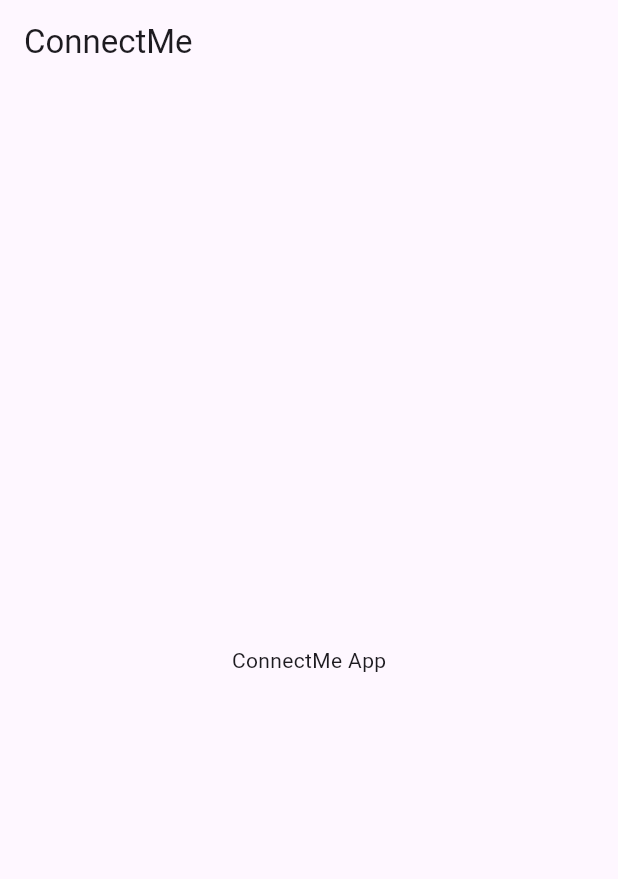
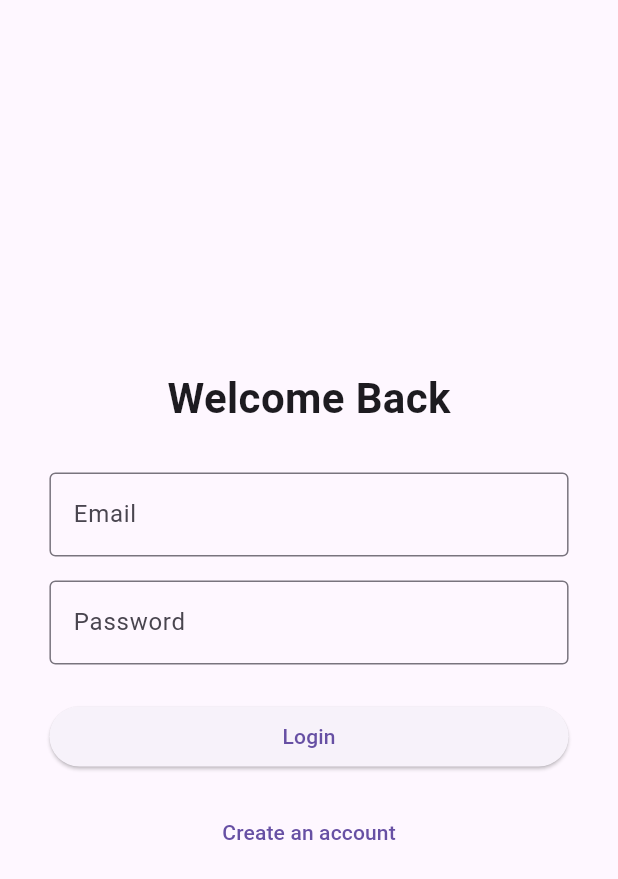
Before and after one commit to SamaAshrafAhmed/flutter-connect-me-app, a Flutter app: the screen it shows after launch, on a phone screen of 412 x 824 dp. Shown: the top 879 px of the screen. Run offline on Flutter 3.47's test engine with Material 3 defaults, Android fonts, the phone set to English and light mode, and no system bars; our stand-ins replace cloud_firestore, firebase_auth, firebase_core, flutter_bloc, get_it; accounts and stored records are empty.

Commit message:
feat: implement authentication flow with user model and repository

```diff
--- a/lib/domain/entities/user.dart
+++ b/lib/domain/entities/user.dart
@@ -0,0 +1,13 @@
+class User {
+  final String id;
+  final String fullName;
+  final String email;
+  final String? profileImageUrl;
+
+  const User({
+    required this.id,
+    required this.fullName,
+    required this.email,
+    this.profileImageUrl,
+  });
+}
--- /dev/null
+++ b/lib/domain/repositories/auth_repository.dart
@@ -0,0 +1,12 @@
+import 'package:connectme_app/domain/entities/user.dart';
+
+abstract class AuthRepository {
+  Future<User> login({required String email, required String password});
+  Future<User> signUp({
+    required String fullName,
+    required String email,
+    required String password,
+  });
+  Future<void> logout();
+  User? getCurrentUser();
+}
--- a/lib/main.dart
+++ b/lib/main.dart
@@ -1,14 +1,20 @@
+import 'package:connectme_app/presentation/blocs/states/auth_states.dart';
 import 'package:firebase_core/firebase_core.dart';
 import 'package:flutter/material.dart';
+import 'package:flutter_bloc/flutter_bloc.dart';
 
 import 'firebase_options.dart';
+import 'injection.dart';
+import 'presentation/blocs/auth_cubit.dart';
+import 'presentation/screens/home_screen.dart';
+import 'presentation/screens/login_screen.dart';
 
 Future<void> main() async {
   WidgetsFlutterBinding.ensureInitialized();
 
-  await Firebase.initializeApp(
-    options: DefaultFirebaseOptions.currentPlatform,
-  );
+  await Firebase.initializeApp(options: DefaultFirebaseOptions.currentPlatform);
+
+  setupDependencies();
 
   runApp(const ConnectMeApp());
 }
@@ -18,15 +24,25 @@ class ConnectMeApp extends StatelessWidget {
 
   @override
   Widget build(BuildContext context) {
-    return MaterialApp(
-      debugShowCheckedModeBanner: false,
-      title: 'ConnectMe',
-      home: Scaffold(
-        appBar: AppBar(
-          title: const Text('ConnectMe'),
-        ),
-        body: const Center(
-          child: Text('ConnectMe App'),
+    return BlocProvider(
+      create: (_) => getIt<AuthCubit>()..checkAuthStatus(),
+      child: MaterialApp(
+        debugShowCheckedModeBanner: false,
+        title: 'ConnectMe',
+        home: BlocBuilder<AuthCubit, AuthState>(
+          builder: (context, state) {
+            if (state is AuthLoadingState) {
+              return const Scaffold(
+                body: Center(child: CircularProgressIndicator()),
+              );
+            }
+
+            if (state is AuthAuthenticated) {
+              return const HomeScreen();
+            }
+
+            return const LoginScreen();
+          },
         ),
       ),
     );
--- a/lib/presentation/blocs/auth_cubit.dart
+++ b/lib/presentation/blocs/auth_cubit.dart
@@ -0,0 +1,58 @@
+import 'package:connectme_app/domain/entities/user.dart';
+import 'package:connectme_app/domain/repositories/auth_repository.dart';
+import 'package:connectme_app/presentation/blocs/states/auth_states.dart';
+import 'package:flutter_bloc/flutter_bloc.dart';
+
+class AuthCubit extends Cubit<AuthState> {
+  final AuthRepository _authRepository;
+  new(this._authRepository) : super(AuthInitialState());
+
+  void checkAuthStatus() {
+    final User? user = _authRepository.getCurrentUser();
+    if (user == null) {
+      emit(AuthUnAuthenticated());
+    } else {
+      emit(AuthAuthenticated(user));
+    }
+  }
+
+  Future<void> login({required String email, required String password}) async {
+    try {
+      emit(AuthLoadingState());
+      final User user = await _authRepository.login(
+        email: email,
+        password: password,
+      );
+      emit(AuthAuthenticated(user));
+    } catch (e) {
+      emit(AuthError(e.toString()));
+    }
+  }
+
+  Future<void> signUp({
+    required String fullName,
+    required String email,
+    required String password,
+  }) async {
+    try {
+      emit(AuthLoadingState());
+      final user = await _authRepository.signUp(
+        fullName: fullName,
+        email: email,
+        password: password,
+      );
+      emit(AuthAuthenticated(user));
+    } catch (e) {
+      emit(AuthError(e.toString()));
+    }
+  }
+
+  Future<void> logout() async {
+    try {
+      await _authRepository.logout();
+      emit(AuthUnAuthenticated());
+    } catch (e) {
+      emit(AuthError(e.toString()));
+    }
+  }
+}
--- /dev/null
+++ b/lib/presentation/blocs/states/auth_states.dart
@@ -0,0 +1,20 @@
+import 'package:connectme_app/domain/entities/user.dart';
+
+abstract class AuthState {}
+
+class AuthInitialState extends AuthState;
+class AuthLoadingState extends AuthState;
+
+class AuthUnAuthenticated extends AuthState;
+
+class AuthAuthenticated extends AuthState {
+  final User user;
+
+  new(this.user);
+}
+
+class AuthError extends AuthState {
+  final String message;
+
+  new(this.message);
+}
--- a/lib/presentation/screens/login_screen.dart
+++ b/lib/presentation/screens/login_screen.dart
@@ -0,0 +1,146 @@
+import 'package:connectme_app/presentation/blocs/states/auth_states.dart';
+import 'package:flutter/material.dart';
+import 'package:flutter_bloc/flutter_bloc.dart';
+
+import '../blocs/auth_cubit.dart';
+import 'sign_up_screen.dart';
+
+class LoginScreen extends StatefulWidget {
+  const LoginScreen({super.key});
+
+  @override
+  State<LoginScreen> createState() => _LoginScreenState();
+}
+
+class _LoginScreenState extends State<LoginScreen> {
+  final _formKey = GlobalKey<FormState>();
+
+  final _emailController = TextEditingController();
+  final _passwordController = TextEditingController();
+
+  @override
+  void dispose() {
+    _emailController.dispose();
+    _passwordController.dispose();
+
+    super.dispose();
+  }
+
+  void _login() {
+    if (!_formKey.currentState!.validate()) {
+      return;
+    }
+
+    context.read<AuthCubit>().login(
+      email: _emailController.text.trim(),
+      password: _passwordController.text.trim(),
+    );
+  }
+
+  @override
+  Widget build(BuildContext context) {
+    final screenWidth = MediaQuery.sizeOf(context).width;
+
+    return Scaffold(
+      body: SafeArea(
+        child: Center(
+          child: SingleChildScrollView(
+            padding: EdgeInsets.symmetric(horizontal: screenWidth * 0.08),
+            child: Form(
+              key: _formKey,
+              child: Column(
+                children: [
+                  const Text(
+                    'Welcome Back',
+                    style: TextStyle(fontSize: 28, fontWeight: FontWeight.bold),
+                  ),
+
+                  const SizedBox(height: 30),
+
+                  TextFormField(
+                    controller: _emailController,
+                    keyboardType: TextInputType.emailAddress,
+                    decoration: const InputDecoration(
+                      labelText: 'Email',
+                      border: OutlineInputBorder(),
+                    ),
+                    validator: (value) {
+                      if (value == null || value.trim().isEmpty) {
+                        return 'Please enter your email';
+                      }
+
+                      if (!value.contains('@')) {
+                        return 'Please enter a valid email';
+                      }
+
+                      return null;
+                    },
+                  ),
+
+                  const SizedBox(height: 16),
+
+                  TextFormField(
+                    controller: _passwordController,
+                    obscureText: true,
+                    decoration: const InputDecoration(
+                      labelText: 'Password',
+                      border: OutlineInputBorder(),
+                    ),
+                    validator: (value) {
+                      if (value == null || value.isEmpty) {
+                        return 'Please enter your password';
+                      }
+
+                      if (value.length < 6) {
+                        return 'Password must be at least 6 characters';
+                      }
+
+                      return null;
+                    },
+                  ),
+
+                  const SizedBox(height: 24),
+
+                  BlocConsumer<AuthCubit, AuthState>(
+                    listener: (context, state) {
+                      if (state is AuthError) {
+                        ScaffoldMessenger.of(
+                          context,
+                        ).showSnackBar(SnackBar(content: Text(state.message)));
+                      }
+                    },
+                    builder: (context, state) {
+                      if (state is AuthLoadingState) {
+                        return const CircularProgressIndicator();
+                      }
+
+                      return SizedBox(
+                        width: double.infinity,
+                        child: ElevatedButton(
+                          onPressed: _login,
+                          child: const Text('Login'),
+                        ),
+                      );
+                    },
+                  ),
+
+                  const SizedBox(height: 16),
+
+                  TextButton(
+                    onPressed: () {
+                      Navigator.push(
+                        context,
+                        MaterialPageRoute(builder: (_) => const SignUpScreen()),
+                      );
+                    },
+                    child: const Text('Create an account'),
+                  ),
+                ],
+              ),
+            ),
+          ),
+        ),
+      ),
+    );
+  }
+}
--- a/lib/services/auth_service.dart
+++ b/lib/services/auth_service.dart
@@ -0,0 +1,33 @@
+import 'package:firebase_auth/firebase_auth.dart';
+
+class AuthService {
+  final FirebaseAuth _firebaseAuth = FirebaseAuth.instance;
+
+  User? get currentUser {
+    return _firebaseAuth.currentUser;
+  }
+
+  Future<UserCredential> signUp({
+    required String email,
+    required String password,
+  }) async {
+    return await _firebaseAuth.createUserWithEmailAndPassword(
+      email: email,
+      password: password,
+    );
+  }
+
+  Future<UserCredential> login({
+    required String email,
+    required String password,
+  }) async {
+    return await _firebaseAuth.signInWithEmailAndPassword(
+      email: email,
+      password: password,
+    );
+  }
+
+  Future<void> logout() async {
+    return await _firebaseAuth.signOut();
+  }
+}
```
Also changed, not shown: lib/data/models/user_builder.dart (added, +37 -0 lines), lib/data/models/user_model.dart (+28 -0 lines), lib/data/repositories/auth_repository_impl.dart (added, +89 -0 lines), lib/injection.dart (+32 -0 lines), lib/presentation/screens/home_screen.dart (+27 -0 lines), lib/presentation/screens/sign_up_screen.dart (+181 -0 lines), lib/services/firestore_service.dart (+32 -0 lines), 2 other files.
